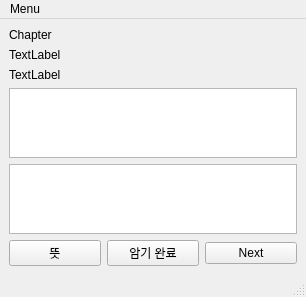
This is wrp_word.ui in zinzin68/WRP as Qt 5 draws it before an edit. The edited form follows.
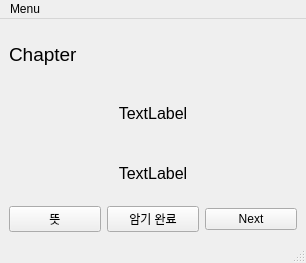
This is the edited form.

Patch:
```diff
--- a/wrp_word.ui
+++ b/wrp_word.ui
@@ -15,27 +15,34 @@
   </property>
   <widget class="QWidget" name="centralwidget">
    <layout class="QGridLayout" name="gridLayout">
-    <item row="4" column="0">
-     <widget class="QTextBrowser" name="mean"/>
+    <item row="2" column="0">
+     <widget class="QLabel" name="means">
+      <property name="styleSheet">
+       <string notr="true">font: 700 12pt &quot;한컴 말랑말랑 Bold&quot;;</string>
+      </property>
+      <property name="text">
+       <string>&lt;html&gt;&lt;head/&gt;&lt;body&gt;&lt;p align=&quot;center&quot;&gt;&lt;span style=&quot; font-size:12pt;&quot;&gt;TextLabel&lt;/span&gt;&lt;/p&gt;&lt;/body&gt;&lt;/html&gt;</string>
+      </property>
+     </widget>
     </item>
     <item row="0" column="0">
      <widget class="QLabel" name="chaptername">
       <property name="text">
-       <string>Chapter</string>
+       <string>&lt;html&gt;&lt;head/&gt;&lt;body&gt;&lt;p&gt;&lt;span style=&quot; font-size:14pt;&quot;&gt;Chapter&lt;/span&gt;&lt;/p&gt;&lt;/body&gt;&lt;/html&gt;</string>
       </property>
      </widget>
     </item>
     <item row="1" column="0">
      <widget class="QLabel" name="word">
+      <property name="styleSheet">
+       <string notr="true">font: 700 12pt &quot;한컴 말랑말랑 Bold&quot;;</string>
+      </property>
       <property name="text">
-       <string>TextLabel</string>
+       <string>&lt;html&gt;&lt;head/&gt;&lt;body&gt;&lt;p align=&quot;center&quot;&gt;&lt;span style=&quot; font-size:12pt;&quot;&gt;TextLabel&lt;/span&gt;&lt;/p&gt;&lt;/body&gt;&lt;/html&gt;</string>
       </property>
      </widget>
     </item>
     <item row="3" column="0">
-     <widget class="QTextBrowser" name="wordView"/>
-    </item>
-    <item row="5" column="0">
      <layout class="QHBoxLayout" name="horizontalLayout">
       <item>
        <widget class="QPushButton" name="meanButton">
@@ -60,13 +67,6 @@
       </item>
      </layout>
     </item>
-    <item row="2" column="0">
-     <widget class="QLabel" name="means">
-      <property name="text">
-       <string>TextLabel</string>
-      </property>
-     </widget>
-    </item>
    </layout>
   </widget>
   <widget class="QStatusBar" name="statusbar"/>
```
Left out of the diff: 2 changed lines with no effect on the pictures.
